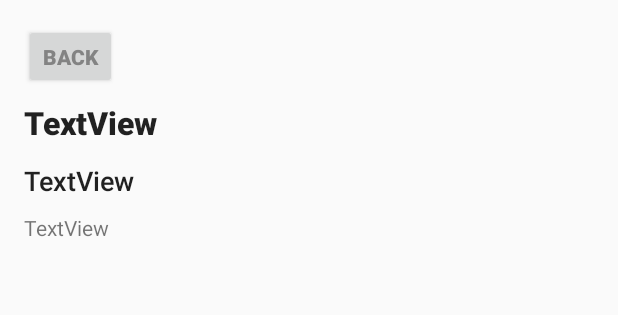
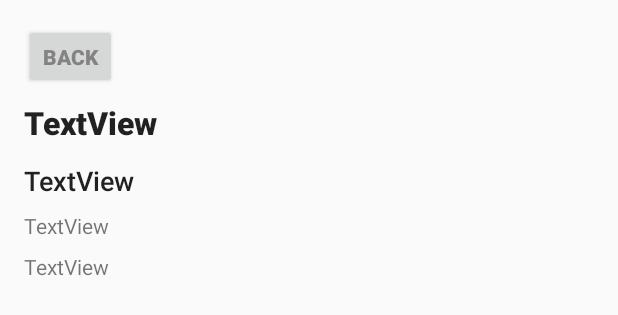
Before and after one commit to benjamin-dinh/IETAndroidAppProject, an Android app: the layout activity_second.xml on its own in the app's theme, with its tools: preview values and no code run, on a phone screen of 412 x 824 dp. Shown: the top 315 px of the screen. Run offline under Robolectric (Android 15) with nearby library versions, the phone set to English and light mode, and no system bars.

Commit message:
Added missing data from JSON object

```diff
--- a/app/build.gradle
+++ b/app/build.gradle
@@ -35,5 +35,4 @@ dependencies {
     androidTestImplementation 'androidx.test.espresso:espresso-core:3.2.0'
     implementation("com.squareup.okhttp3:okhttp:4.8.0")
     implementation ('com.google.code.gson:gson:2.8.6')
-    implementation 'com.fasterxml.jackson.module:jackson-module-kotlin:2.8.+'
 }
--- a/app/src/main/AndroidManifest.xml
+++ b/app/src/main/AndroidManifest.xml
@@ -1,7 +1,6 @@
 <?xml version="1.0" encoding="utf-8"?>
 <manifest xmlns:android="http://schemas.android.com/apk/res/android"
     package="com.example.ietandroidappproject">
-
     <uses-permission android:name="android.permission.INTERNET" />
 
     <application
--- a/app/src/main/java/com/example/ietandroidappproject/MainActivity.kt
+++ b/app/src/main/java/com/example/ietandroidappproject/MainActivity.kt
@@ -13,6 +13,7 @@ import android.widget.TextView
 import androidx.core.content.ContextCompat
 import androidx.core.content.ContextCompat.startActivity
 import com.google.gson.GsonBuilder
+import com.google.gson.annotations.SerializedName
 import okhttp3.*
 import java.io.IOException
 
@@ -37,7 +38,6 @@ class MainActivity : AppCompatActivity() {
                 println(body)
                 val gson = GsonBuilder().create()
                 val aggieFeed = gson.fromJson(body, Array<Info>::class.java)
-
                 val listView = findViewById<ListView>(R.id.main_listview)
                 runOnUiThread {
                     listView.adapter = MainAdapter(this@MainActivity ,aggieFeed)
@@ -48,7 +48,7 @@ class MainActivity : AppCompatActivity() {
             }
         })
     }
-    class Info(val _id: String, val title: String, val actor: Actor, val published: String)
+    class Info(val _id: String, val title: String, val actor: Actor, @SerializedName("object") val objectTranslated: ObjectType, val published: String)
     class Actor(val displayName: String)
     class ObjectType(val objectType: String)
 
@@ -79,6 +79,7 @@ class MainActivity : AppCompatActivity() {
                 val intent = Intent(rowMain.context, SecondActivity::class.java)
                 intent.putExtra("title", aggieFeed[position].title)
                 intent.putExtra("displayName", aggieFeed[position].actor.displayName)
+                intent.putExtra("objectType", aggieFeed[position].objectTranslated.objectType)
                 intent.putExtra("published", aggieFeed[position].published)
                 rowMain.context.startActivity(intent)
             }
--- a/app/src/main/java/com/example/ietandroidappproject/SecondActivity.kt
+++ b/app/src/main/java/com/example/ietandroidappproject/SecondActivity.kt
@@ -14,13 +14,16 @@ class SecondActivity : AppCompatActivity() {
         var intent = intent
         val title = intent.getStringExtra("title")
         val displayName = intent.getStringExtra("displayName")
+        val objectType = intent.getStringExtra("objectType")
         val published = intent.getStringExtra("published")
 
         val titleView = findViewById<TextView>(R.id.title_textView)
         val displayView = findViewById<TextView>(R.id.display_textView)
+        val objectView = findViewById<TextView>(R.id.object_textView)
         val publishedView = findViewById<TextView>(R.id.published_textView)
         titleView.text = title
         displayView.text = displayName
+        objectView.text = objectType
         publishedView.text = published
 
         val button = findViewById<Button>(R.id.button)
--- a/app/src/main/res/layout/activity_second.xml
+++ b/app/src/main/res/layout/activity_second.xml
@@ -5,12 +5,12 @@
     android:layout_width="match_parent"
     android:layout_height="match_parent"
     tools:actionBarNavMode="standard"
-    tools:context=".SecondActivity">
-    android:paddingRight="12dp"
+    tools:context=".SecondActivity"
+    android:paddingRight="12dp">
 
     <TextView
         android:id="@+id/title_textView"
-        android:layout_width="wrap_content"
+        android:layout_width="0dp"
         android:layout_height="wrap_content"
         android:layout_marginTop="8dp"
         android:fontFamily="sans-serif-black"
@@ -19,7 +19,7 @@
         android:textSize="21sp"
         android:textStyle="bold"
         app:layout_constraintStart_toStartOf="@+id/button"
-        app:layout_constraintTop_toBottomOf="@+id/button" />
+        app:layout_constraintTop_toBottomOf="@+id/button"/>
 
     <Button
         android:id="@+id/button"
@@ -46,11 +46,20 @@
         app:layout_constraintTop_toBottomOf="@+id/title_textView" />
 
     <TextView
+        android:id="@+id/object_textView"
+        android:layout_width="wrap_content"
+        android:layout_height="wrap_content"
+        android:layout_marginTop="8dp"
+        android:text="TextView"
+        app:layout_constraintStart_toStartOf="@+id/display_textView"
+        app:layout_constraintTop_toBottomOf="@+id/display_textView" />
+
+    <TextView
         android:id="@+id/published_textView"
         android:layout_width="wrap_content"
         android:layout_height="wrap_content"
-        android:layout_marginTop="9dp"
+        android:layout_marginTop="8dp"
         android:text="TextView"
-        app:layout_constraintStart_toStartOf="@+id/display_textView"
-        app:layout_constraintTop_toBottomOf="@+id/display_textView" />
+        app:layout_constraintStart_toStartOf="@+id/object_textView"
+        app:layout_constraintTop_toBottomOf="@+id/object_textView" />
 </androidx.constraintlayout.widget.ConstraintLayout>
```
